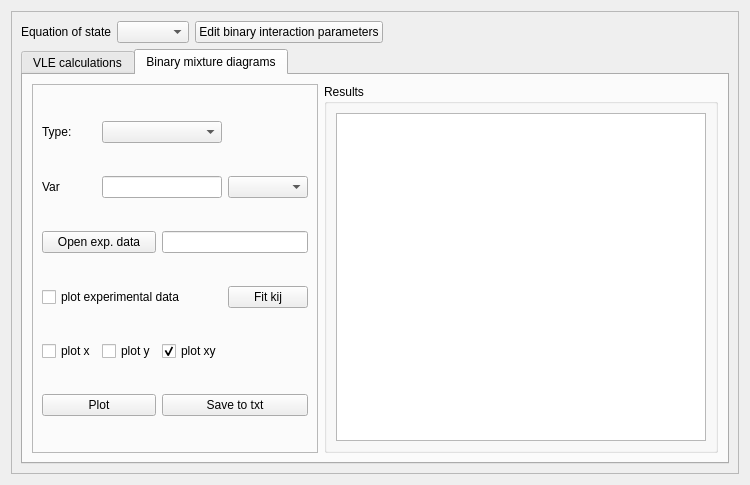
marcusbfs/Sindri, file designer/vle_ui.ui: the form before one commit.
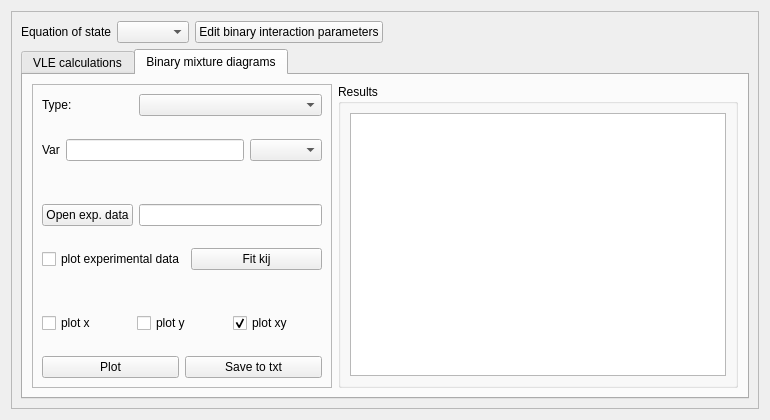
The form after the commit. The open tabs and pages were chosen to show the change.

```diff
--- a/designer/vle_ui.ui
+++ b/designer/vle_ui.ui
@@ -9,10 +9,16 @@
    <rect>
     <x>0</x>
     <y>0</y>
-    <width>750</width>
-    <height>485</height>
+    <width>770</width>
+    <height>420</height>
    </rect>
   </property>
+  <property name="minimumSize">
+   <size>
+    <width>770</width>
+    <height>300</height>
+   </size>
+  </property>
   <property name="windowTitle">
    <string>Vapor-liquid equilibrium</string>
   </property>
@@ -27,8 +33,8 @@
        <rect>
         <x>0</x>
         <y>0</y>
-        <width>730</width>
-        <height>465</height>
+        <width>750</width>
+        <height>400</height>
        </rect>
       </property>
       <layout class="QGridLayout" name="gridLayout_2">
@@ -181,6 +187,12 @@
           <layout class="QGridLayout" name="gridLayout_9">
            <item row="0" column="1">
             <widget class="QGroupBox" name="groupBox_3">
+             <property name="sizePolicy">
+              <sizepolicy hsizetype="Preferred" vsizetype="Preferred">
+               <horstretch>4</horstretch>
+               <verstretch>0</verstretch>
+              </sizepolicy>
+             </property>
              <property name="title">
               <string>Results</string>
              </property>
@@ -193,6 +205,12 @@
            </item>
            <item row="0" column="0">
             <widget class="QFrame" name="frame_2">
+             <property name="sizePolicy">
+              <sizepolicy hsizetype="Preferred" vsizetype="Preferred">
+               <horstretch>3</horstretch>
+               <verstretch>0</verstretch>
+              </sizepolicy>
+             </property>
              <property name="frameShape">
               <enum>QFrame::StyledPanel</enum>
              </property>
@@ -200,73 +218,119 @@
               <enum>QFrame::Raised</enum>
              </property>
              <layout class="QGridLayout" name="gridLayout_8">
-              <item row="7" column="1">
-               <widget class="QCheckBox" name="checkBox_ploty">
-                <property name="text">
-                 <string>plot y</string>
-                </property>
-               </widget>
-              </item>
-              <item row="1" column="1" colspan="2">
-               <widget class="QLineEdit" name="le_varValue">
-                <property name="readOnly">
-                 <bool>false</bool>
-                </property>
-               </widget>
-              </item>
               <item row="0" column="0">
+               <layout class="QVBoxLayout" name="verticalLayout">
+                <item>
+                 <layout class="QHBoxLayout" name="horizontalLayout">
+                  <item>
                <widget class="QLabel" name="label">
+                    <property name="sizePolicy">
+                     <sizepolicy hsizetype="Minimum" vsizetype="Preferred">
+                      <horstretch>2</horstretch>
+                      <verstretch>0</verstretch>
+                     </sizepolicy>
+                    </property>
                 <property name="text">
                  <string>Type:</string>
                 </property>
                </widget>
               </item>
-              <item row="2" column="0" colspan="2">
-               <widget class="QPushButton" name="btn_openExpData">
+                  <item>
+                   <widget class="QComboBox" name="comboBox_diagramType">
+                    <property name="sizePolicy">
+                     <sizepolicy hsizetype="Preferred" vsizetype="Fixed">
+                      <horstretch>4</horstretch>
+                      <verstretch>0</verstretch>
+                     </sizepolicy>
+                    </property>
+                   </widget>
+                  </item>
+                 </layout>
+                </item>
+                <item>
+                 <spacer name="verticalSpacer_3">
+                  <property name="orientation">
+                   <enum>Qt::Vertical</enum>
+                  </property>
+                  <property name="sizeHint" stdset="0">
+                   <size>
+                    <width>20</width>
+                    <height>20</height>
+                   </size>
+                  </property>
+                 </spacer>
+                </item>
+                <item>
+                 <layout class="QHBoxLayout" name="horizontalLayout_2">
+                  <item>
+                   <widget class="QLabel" name="label_var">
                 <property name="text">
-                 <string>Open exp. data</string>
+                     <string>Var</string>
                 </property>
                </widget>
               </item>
-              <item row="10" column="0" colspan="2">
+                  <item>
+                   <widget class="QLineEdit" name="le_varValue">
+                    <property name="readOnly">
+                     <bool>false</bool>
+                    </property>
+                   </widget>
+                  </item>
+                  <item>
+                   <widget class="QComboBox" name="comboBox_varUnit"/>
+                  </item>
+                 </layout>
+                </item>
+               </layout>
+              </item>
+              <item row="3" column="0">
+               <spacer name="verticalSpacer_2">
+                <property name="orientation">
+                 <enum>Qt::Vertical</enum>
+                </property>
+                <property name="sizeHint" stdset="0">
+                 <size>
+                  <width>20</width>
+                  <height>40</height>
+                 </size>
+                </property>
+               </spacer>
+              </item>
+              <item row="6" column="0">
+               <layout class="QHBoxLayout" name="horizontalLayout_6">
+                <item>
                <widget class="QPushButton" name="btn_plot">
                 <property name="text">
                  <string>Plot</string>
                 </property>
                </widget>
               </item>
-              <item row="6" column="0" colspan="3">
-               <widget class="QCheckBox" name="checkBox_plotExpData">
+                <item>
+                 <widget class="QPushButton" name="btn_saveToTxtBinaryMixData">
                 <property name="text">
-                 <string>plot experimental data</string>
+                   <string>Save to txt</string>
                 </property>
                </widget>
               </item>
-              <item row="0" column="1" colspan="2">
-               <widget class="QComboBox" name="comboBox_diagramType"/>
+               </layout>
               </item>
-              <item row="2" column="2" colspan="2">
-               <widget class="QLineEdit" name="le_expDataFileName">
-                <property name="readOnly">
-                 <bool>true</bool>
-                </property>
-               </widget>
-              </item>
-              <item row="7" column="0">
+              <item row="4" column="0">
+               <layout class="QHBoxLayout" name="horizontalLayout_5">
+                <item>
                <widget class="QCheckBox" name="checkBox_plotx">
                 <property name="text">
                  <string>plot x</string>
                 </property>
                </widget>
               </item>
-              <item row="1" column="0">
-               <widget class="QLabel" name="label_var">
+                <item>
+                 <widget class="QCheckBox" name="checkBox_ploty">
                 <property name="text">
-                 <string>Var</string>
+                   <string>plot y</string>
                 </property>
                </widget>
               </item>
-              <item row="7" column="2">
+                <item>
                <widget class="QCheckBox" name="checkBox_plotxy">
                 <property name="text">
                  <string>plot xy</string>
@@ -276,22 +340,86 @@
                 </property>
                </widget>
               </item>
-              <item row="10" column="2" colspan="2">
-               <widget class="QPushButton" name="btn_saveToTxtBinaryMixData">
+               </layout>
+              </item>
+              <item row="2" column="0">
+               <layout class="QVBoxLayout" name="verticalLayout_2">
+                <item>
+                 <layout class="QHBoxLayout" name="horizontalLayout_3">
+                  <item>
+                   <widget class="QPushButton" name="btn_openExpData">
                 <property name="text">
-                 <string>Save to txt</string>
+                     <string>Open exp. data</string>
                 </property>
                </widget>
               </item>
-              <item row="1" column="3">
-               <widget class="QComboBox" name="comboBox_varUnit"/>
-              </item>
-              <item row="6" column="3">
+                  <item>
+                   <widget class="QLineEdit" name="le_expDataFileName">
+                    <property name="readOnly">
+                     <bool>true</bool>
+                    </property>
+                   </widget>
+                  </item>
+                 </layout>
+                </item>
+                <item>
+                 <spacer name="verticalSpacer_4">
+                  <property name="orientation">
+                   <enum>Qt::Vertical</enum>
+                  </property>
+                  <property name="sizeHint" stdset="0">
+                   <size>
+                    <width>20</width>
+                    <height>20</height>
+                   </size>
+                  </property>
+                 </spacer>
+                </item>
+                <item>
+                 <layout class="QHBoxLayout" name="horizontalLayout_4">
+                  <item>
+                   <widget class="QCheckBox" name="checkBox_plotExpData">
+                    <property name="text">
+                     <string>plot experimental data</string>
+                    </property>
+                   </widget>
+                  </item>
+                  <item>
                <widget class="QPushButton" name="btn_fitKij">
                 <property name="text">
                  <string>Fit kij</string>
                 </property>
                </widget>
+                  </item>
+                 </layout>
+                </item>
+               </layout>
+              </item>
+              <item row="1" column="0">
+               <spacer name="verticalSpacer">
+                <property name="orientation">
+                 <enum>Qt::Vertical</enum>
+                </property>
+                <property name="sizeHint" stdset="0">
+                 <size>
+                  <width>20</width>
+                  <height>40</height>
+                 </size>
+                </property>
+               </spacer>
+              </item>
+              <item row="5" column="0">
+               <spacer name="verticalSpacer_5">
+                <property name="orientation">
+                 <enum>Qt::Vertical</enum>
+                </property>
+                <property name="sizeHint" stdset="0">
+                 <size>
+                  <width>20</width>
+                  <height>20</height>
+                 </size>
+                </property>
+               </spacer>
               </item>
              </layout>
             </widget>
```
Left out of the diff: 56 changed lines with no effect on the pictures. Lines whose indentation alone changed are shown as unchanged.
